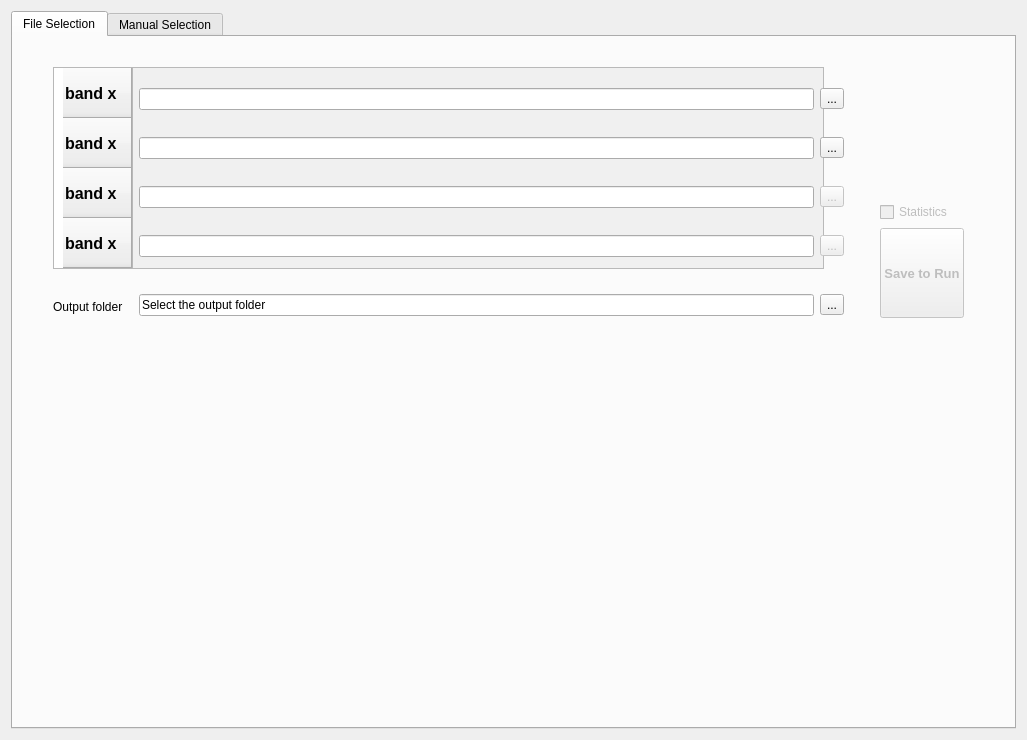
Above: Dialog.ui from RST-Plugin/RST before the change. Below: the same form after it.
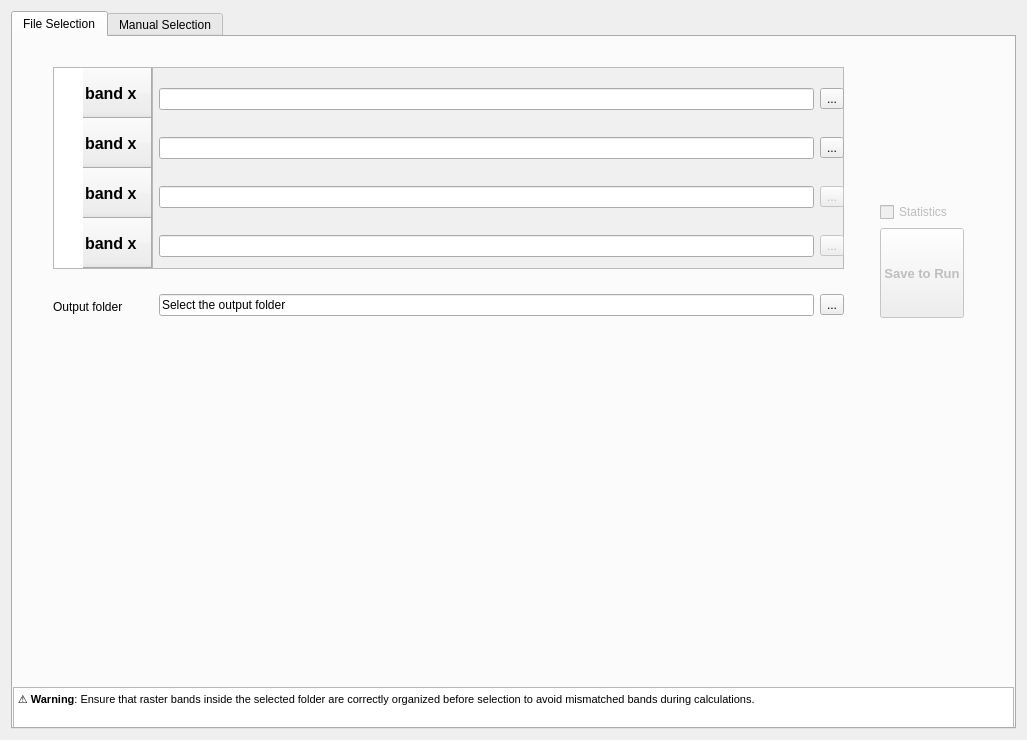
That is the form after the change.

```diff
--- a/Dialog.ui
+++ b/Dialog.ui
@@ -279,13 +279,13 @@
             </property>
             <property name="minimumSize">
              <size>
-              <width>80</width>
+              <width>100</width>
               <height>202</height>
              </size>
             </property>
             <property name="maximumSize">
              <size>
-              <width>80</width>
+              <width>100</width>
               <height>202</height>
              </size>
             </property>
@@ -426,13 +426,13 @@
         <rect>
          <x>40</x>
          <y>30</y>
-         <width>771</width>
+         <width>791</width>
          <height>202</height>
         </rect>
        </property>
        <property name="minimumSize">
         <size>
-         <width>0</width>
+         <width>200</width>
          <height>202</height>
         </size>
        </property>
@@ -446,6 +446,23 @@
         <string notr="true">background-color:rgb(240, 240, 240)</string>
        </property>
       </widget>
+      <widget class="QTextBrowser" name="textBrowser">
+       <property name="geometry">
+        <rect>
+         <x>0</x>
+         <y>650</y>
+         <width>1001</width>
+         <height>41</height>
+        </rect>
+       </property>
+       <property name="html">
+        <string>&lt;!DOCTYPE HTML PUBLIC &quot;-//W3C//DTD HTML 4.0//EN&quot; &quot;http://www.w3.org/TR/REC-html40/strict.dtd&quot;&gt;
+&lt;html&gt;&lt;head&gt;&lt;meta name=&quot;qrichtext&quot; content=&quot;1&quot; /&gt;&lt;style type=&quot;text/css&quot;&gt;
+p, li { white-space: pre-wrap; }
+&lt;/style&gt;&lt;/head&gt;&lt;body style=&quot; font-family:'MS Shell Dlg 2'; font-size:7.8pt; font-weight:400; font-style:normal;&quot;&gt;
+&lt;p style=&quot; margin-top:0px; margin-bottom:0px; margin-left:0px; margin-right:0px; -qt-block-indent:0; text-indent:0px;&quot;&gt;&lt;span style=&quot; font-size:8pt;&quot;&gt;⚠ &lt;/span&gt;&lt;span style=&quot; font-size:8pt; font-weight:600;&quot;&gt;Warning&lt;/span&gt;&lt;span style=&quot; font-size:8pt;&quot;&gt;: Ensure that raster bands inside the selected folder are correctly organized before selection to avoid mismatched bands during calculations.&lt;/span&gt;&lt;/p&gt;&lt;/body&gt;&lt;/html&gt;</string>
+       </property>
+      </widget>
       <zorder>textEdit</zorder>
       <zorder>gridLayoutWidget_2</zorder>
      </widget>
```
Left out of the diff: 1 changed line with no effect on the pictures.
